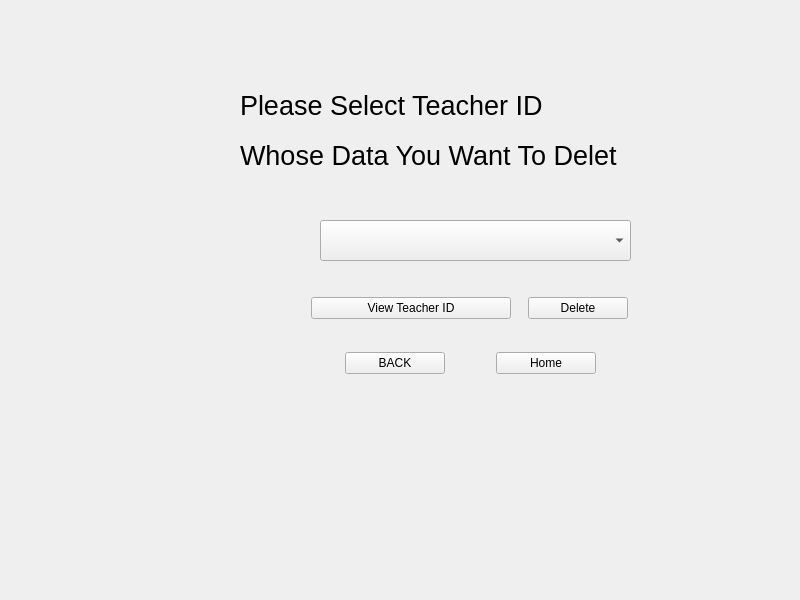
This is adminteacher_edit.ui in Shasank12345/QT_PROJECT as Qt 5 draws it before an edit. The edited form follows.
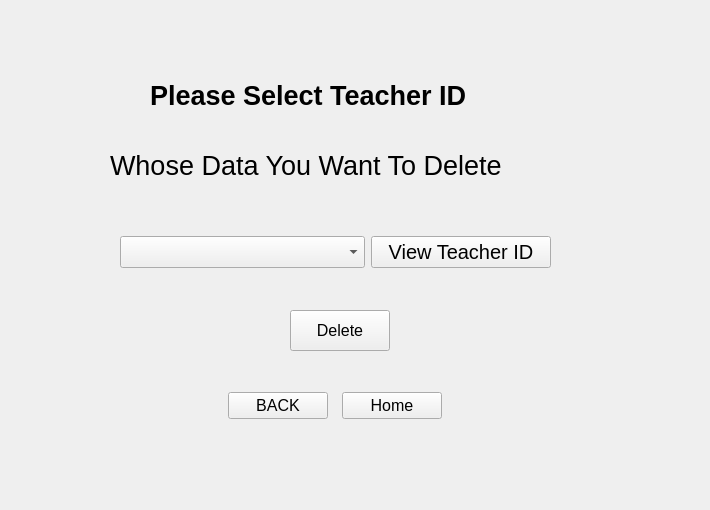
This is the edited form. The open tabs and pages were chosen to show the change.

The edit to the form file:
```diff
--- a/adminteacher_edit.ui
+++ b/adminteacher_edit.ui
@@ -6,14 +6,14 @@
    <rect>
     <x>0</x>
     <y>0</y>
-    <width>800</width>
-    <height>600</height>
+    <width>710</width>
+    <height>510</height>
    </rect>
   </property>
   <property name="maximumSize">
    <size>
-    <width>800</width>
-    <height>700</height>
+    <width>710</width>
+    <height>510</height>
    </size>
   </property>
   <property name="windowTitle">
@@ -22,16 +22,16 @@
   <widget class="QStackedWidget" name="stackedWidget">
    <property name="geometry">
     <rect>
-     <x>50</x>
-     <y>40</y>
-     <width>680</width>
-     <height>400</height>
+     <x>0</x>
+     <y>0</y>
+     <width>700</width>
+     <height>500</height>
     </rect>
    </property>
    <property name="maximumSize">
     <size>
-     <width>680</width>
-     <height>400</height>
+     <width>700</width>
+     <height>500</height>
     </size>
    </property>
    <property name="styleSheet">
@@ -1275,72 +1275,49 @@
     <widget class="QLabel" name="label_4">
      <property name="geometry">
       <rect>
-       <x>190</x>
-       <y>50</y>
+       <x>150</x>
+       <y>70</y>
        <width>421</width>
-       <height>31</height>
+       <height>51</height>
       </rect>
      </property>
      <property name="text">
-      <string>Please Select Teacher ID</string>
+      <string>&lt;html&gt;&lt;head/&gt;&lt;body&gt;&lt;p&gt;&lt;span style=&quot; font-weight:700;&quot;&gt;Please Select Teacher ID&lt;/span&gt;&lt;/p&gt;&lt;/body&gt;&lt;/html&gt;</string>
      </property>
     </widget>
     <widget class="QLabel" name="label_5">
      <property name="geometry">
       <rect>
-       <x>190</x>
-       <y>100</y>
+       <x>110</x>
+       <y>150</y>
        <width>471</width>
        <height>31</height>
       </rect>
      </property>
      <property name="text">
-      <string>Whose Data You Want To Delet</string>
+      <string>Whose Data You Want To Delete</string>
      </property>
     </widget>
-    <widget class="QComboBox" name="comboBox1">
-     <property name="geometry">
-      <rect>
-       <x>270</x>
-       <y>180</y>
-       <width>311</width>
-       <height>41</height>
-      </rect>
-     </property>
-    </widget>
-    <widget class="QWidget" name="layoutWidget_7">
-     <property name="geometry">
-      <rect>
-       <x>250</x>
-       <y>230</y>
-       <width>341</width>
-       <height>131</height>
-      </rect>
-     </property>
-     <layout class="QVBoxLayout" name="verticalLayout_3">
-      <item>
-       <layout class="QHBoxLayout" name="horizontalLayout">
-        <item>
-         <widget class="QPushButton" name="view5">
-          <property name="maximumSize">
-           <size>
-            <width>200</width>
-            <height>16777215</height>
-           </size>
-          </property>
-          <property name="text">
-           <string>View Teacher ID</string>
-          </property>
-         </widget>
-        </item>
-        <item>
          <widget class="QPushButton" name="delet">
+     <property name="geometry">
+      <rect>
+       <x>290</x>
+       <y>310</y>
+       <width>100</width>
+       <height>41</height>
+      </rect>
+     </property>
           <property name="maximumSize">
            <size>
             <width>100</width>
             <height>16777215</height>
            </size>
           </property>
+     <property name="font">
+      <font>
+       <pointsize>12</pointsize>
+      </font>
+     </property>
           <property name="styleSheet">
            <string notr="true">QPushButton{ align:center;}</string>
           </property>
@@ -1348,10 +1325,15 @@
            <string>Delete</string>
           </property>
          </widget>
-        </item>
-       </layout>
-      </item>
-      <item>
+    <widget class="QWidget" name="">
+     <property name="geometry">
+      <rect>
+       <x>220</x>
+       <y>380</y>
+       <width>231</width>
+       <height>51</height>
+      </rect>
+     </property>
        <layout class="QHBoxLayout" name="horizontalLayout_5">
         <item>
          <widget class="QPushButton" name="deletback">
@@ -1361,6 +1343,11 @@
             <height>16777215</height>
            </size>
           </property>
+        <property name="font">
+         <font>
+          <pointsize>12</pointsize>
+         </font>
+        </property>
           <property name="styleSheet">
            <string notr="true">QPushButton{ align:center;}</string>
           </property>
@@ -1377,12 +1364,54 @@
             <height>16777215</height>
            </size>
           </property>
+        <property name="font">
+         <font>
+          <pointsize>12</pointsize>
+         </font>
+        </property>
           <property name="text">
            <string>Home</string>
           </property>
          </widget>
         </item>
        </layout>
+    </widget>
+    <widget class="QWidget" name="">
+     <property name="geometry">
+      <rect>
+       <x>120</x>
+       <y>230</y>
+       <width>431</width>
+       <height>44</height>
+      </rect>
+     </property>
+     <layout class="QHBoxLayout" name="horizontalLayout">
+      <item>
+       <widget class="QComboBox" name="comboBox1">
+        <property name="font">
+         <font>
+          <pointsize>15</pointsize>
+         </font>
+        </property>
+       </widget>
+      </item>
+      <item>
+       <widget class="QPushButton" name="view5">
+        <property name="maximumSize">
+         <size>
+          <width>180</width>
+          <height>16777215</height>
+         </size>
+        </property>
+        <property name="font">
+         <font>
+          <pointsize>15</pointsize>
+         </font>
+        </property>
+        <property name="text">
+         <string>View Teacher ID</string>
+        </property>
+       </widget>
       </item>
      </layout>
     </widget>
```
Left out of the diff: 152 changed lines with no effect on the pictures. Lines whose indentation alone changed are shown as unchanged.
